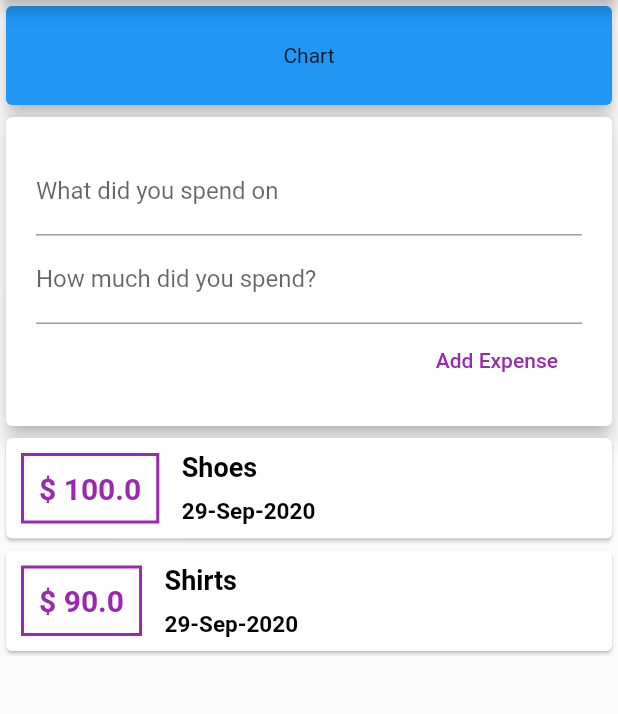
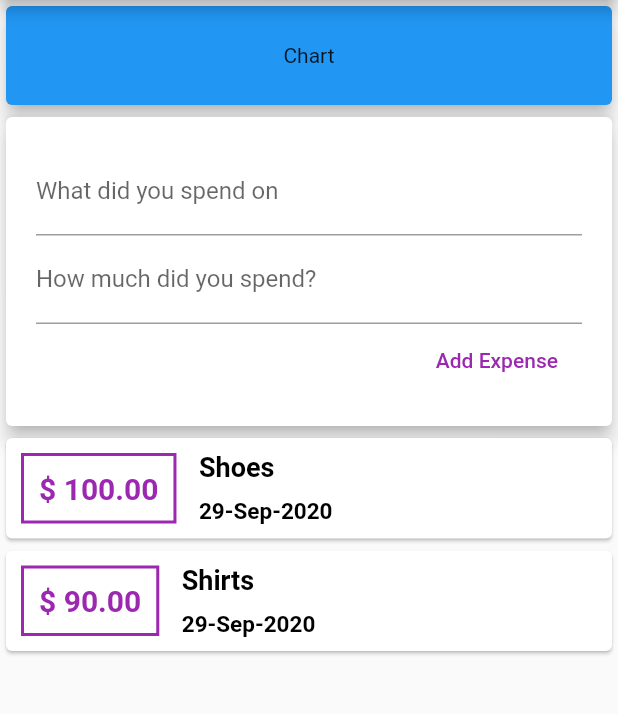
Before and after one commit to akashgkrishnan/learnFlutter, a Flutter app: the screen it shows after launch, after a tap on "Add Expense", on a phone screen of 412 x 824 dp, the part 84-798 px from its top. Run offline on Flutter 3.47's test engine with Material 2 defaults, Android fonts, the phone set to English and light mode, and no system bars.

Commit message:
29 september

```diff
--- a/expenses/lib/main.dart
+++ b/expenses/lib/main.dart
@@ -12,8 +12,8 @@ class MyApp extends StatelessWidget {
 }
 
 class MyHomePage extends StatelessWidget {
-  final inputTitle = TextEditingController();
-  final inputAmount = TextEditingController();
+  // final inputTitle = TextEditingController();
+  // final inputAmount = TextEditingController();
 
   @override
   Widget build(BuildContext context) {
--- a/expenses/lib/widgets/new_transaction.dart
+++ b/expenses/lib/widgets/new_transaction.dart
@@ -6,6 +6,20 @@ class NewTransaction extends StatelessWidget {
   final inputAmountController = TextEditingController();
 
   NewTransaction(this.addNewTransaction);
+
+  void submitData() {
+    final amountEntered = double.parse(inputAmountController.text);
+    final titleEntered = inputTitleController.text;
+
+    if (titleEntered.isEmpty || amountEntered <= 0) {
+      return;
+    }
+
+    this.addNewTransaction(
+      titleEntered,
+      amountEntered,
+    );
+  }
 
   @override
   Widget build(BuildContext context) {
@@ -22,25 +36,20 @@ class NewTransaction extends StatelessWidget {
                   //   inputTitle = value;
                   // },
                   controller: inputTitleController,
+                  onSubmitted: (_) => submitData(),
                   decoration:
                       InputDecoration(labelText: 'What did you spend on'),
                 ),
                 TextField(
-                  // onChanged: (value) {
-                  //   inputAmount = value;
-                  // },
                   controller: inputAmountController,
+                  onSubmitted: (_) => submitData(),
+                  keyboardType: TextInputType.number,
                   decoration:
                       InputDecoration(labelText: 'How much did you spend?'),
                 ),
                 FlatButton(
                   child: Text('Add Expense'),
-                  onPressed: () {
-                    this.addNewTransaction(
-                      inputTitleController.text,
-                      double.parse(inputAmountController.text),
-                    );
-                  },
+                  onPressed: submitData,
                   textColor: Colors.purple,
                 ),
               ])),
--- a/expenses/lib/widgets/transaction_list.dart
+++ b/expenses/lib/widgets/transaction_list.dart
@@ -3,14 +3,15 @@ import 'package:intl/intl.dart';
 import '../models/transaction.dart';
 
 class TransactionList extends StatelessWidget {
-
   final List<Transaction> transactions;
 
   TransactionList(this.transactions);
   @override
   Widget build(BuildContext context) {
-    return Column(
-      children: transactions.map((txn) {
+    return Container(
+      height: 400,
+      child: ListView.builder(
+        itemBuilder: (cntxt, index) {
           return Card(
             child: Row(
               children: <Widget>[
@@ -18,7 +19,7 @@ class TransactionList extends StatelessWidget {
                   margin: EdgeInsets.all(10),
                   padding: EdgeInsets.all(10),
                   child: Text(
-                  '\$ ${txn.amount.toString()}',
+                    '\$ ${transactions[index].amount.toStringAsFixed(2)}',
                     style: TextStyle(
                       fontWeight: FontWeight.bold,
                       fontSize: 20,
@@ -38,7 +39,7 @@ class TransactionList extends StatelessWidget {
                       Container(
                         padding: EdgeInsets.all(5),
                         child: Text(
-                        txn.title,
+                          transactions[index].title,
                           style: TextStyle(
                             fontWeight: FontWeight.bold,
                             fontSize: 18,
@@ -48,7 +49,7 @@ class TransactionList extends StatelessWidget {
                       ),
                       Container(
                         padding: EdgeInsets.all(5),
-                      child: Text(DateFormat('dd-MMM-yyyy').format(txn.date),
+                        child: Text(DateFormat('dd-MMM-yyyy').format(transactions[index].date),
                             style: TextStyle(
                               fontWeight: FontWeight.bold,
                               fontSize: 15,
@@ -59,7 +60,9 @@ class TransactionList extends StatelessWidget {
               ],
             ),
           );
-      }).toList(),
+        },
+        itemCount : transactions.length,
+      ),
     );
   }
 }
--- a/myPrepTrack/lib/main.dart
+++ /dev/null
@@ -1,117 +0,0 @@
-import 'package:flutter/material.dart';
-
-void main() {
-  runApp(MyApp());
-}
-
-class MyApp extends StatelessWidget {
-  // This widget is the root of your application.
-  @override
-  Widget build(BuildContext context) {
-    return MaterialApp(
-      title: 'Flutter Demo',
-      theme: ThemeData(
-        // This is the theme of your application.
-        //
-        // Try running your application with "flutter run". You'll see the
-        // application has a blue toolbar. Then, without quitting the app, try
-        // changing the primarySwatch below to Colors.green and then invoke
-        // "hot reload" (press "r" in the console where you ran "flutter run",
-        // or simply save your changes to "hot reload" in a Flutter IDE).
-        // Notice that the counter didn't reset back to zero; the application
-        // is not restarted.
-        primarySwatch: Colors.blue,
-        // This makes the visual density adapt to the platform that you run
-        // the app on. For desktop platforms, the controls will be smaller and
-        // closer together (more dense) than on mobile platforms.
-        visualDensity: VisualDensity.adaptivePlatformDensity,
-      ),
-      home: MyHomePage(title: 'Flutter Demo Home Page'),
-    );
-  }
-}
-
-class MyHomePage extends StatefulWidget {
-  MyHomePage({Key key, this.title}) : super(key: key);
-
-  // This widget is the home page of your application. It is stateful, meaning
-  // that it has a State object (defined below) that contains fields that affect
-  // how it looks.
-
-  // This class is the configuration for the state. It holds the values (in this
-  // case the title) provided by the parent (in this case the App widget) and
-  // used by the build method of the State. Fields in a Widget subclass are
-  // always marked "final".
-
-  final String title;
-
-  @override
-  _MyHomePageState createState() => _MyHomePageState();
-}
-
-class _MyHomePageState extends State<MyHomePage> {
-  int _counter = 0;
-
-  void _incrementCounter() {
-    setState(() {
-      // This call to setState tells the Flutter framework that something has
-      // changed in this State, which causes it to rerun the build method below
-      // so that the display can reflect the updated values. If we changed
-      // _counter without calling setState(), then the build method would not be
-      // called again, and so nothing would appear to happen.
-      _counter++;
-    });
-  }
-
-  @override
-  Widget build(BuildContext context) {
-    // This method is rerun every time setState is called, for instance as done
-    // by the _incrementCounter method above.
-    //
-    // The Flutter framework has been optimized to make rerunning build methods
-    // fast, so that you can just rebuild anything that needs updating rather
-    // than having to individually change instances of widgets.
-    return Scaffold(
-      appBar: AppBar(
-        // Here we take the value from the MyHomePage object that was created by
-        // the App.build method, and use it to set our appbar title.
-        title: Text(widget.title),
-      ),
-      body: Center(
-        // Center is a layout widget. It takes a single child and positions it
-        // in the middle of the parent.
-        child: Column(
-          // Column is also a layout widget. It takes a list of children and
-          // arranges them vertically. By default, it sizes itself to fit its
-          // children horizontally, and tries to be as tall as its parent.
-          //
-          // Invoke "debug painting" (press "p" in the console, choose the
-          // "Toggle Debug Paint" action from the Flutter Inspector in Android
-          // Studio, or the "Toggle Debug Paint" command in Visual Studio Code)
-          // to see the wireframe for each widget.
-          //
-          // Column has various properties to control how it sizes itself and
-          // how it positions its children. Here we use mainAxisAlignment to
-          // center the children vertically; the main axis here is the vertical
-          // axis because Columns are vertical (the cross axis would be
-          // horizontal).
-          mainAxisAlignment: MainAxisAlignment.center,
-          children: <Widget>[
-            Text(
-              'You have pushed the button this many times:',
-            ),
-            Text(
-              '$_counter',
-              style: Theme.of(context).textTheme.headline4,
-            ),
-          ],
-        ),
-      ),
-      floatingActionButton: FloatingActionButton(
-        onPressed: _incrementCounter,
-        tooltip: 'Increment',
-        child: Icon(Icons.add),
-      ), // This trailing comma makes auto-formatting nicer for build methods.
-    );
-  }
-}
```
Also changed, not shown: myPrepTrack/lib/models/topics.dart (added, +14 -0 lines). Lines whose indentation alone changed are shown as unchanged.
